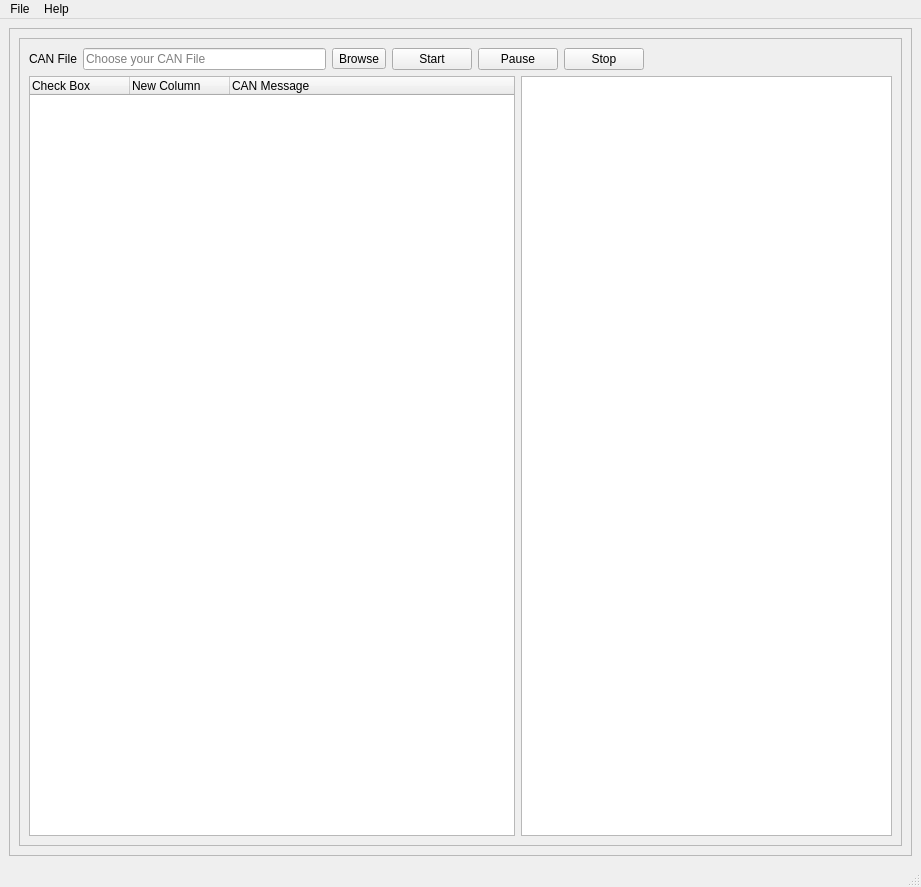
First picture: the form in UI/ABR.ui, repository pratik8400/ABR, before the edit.
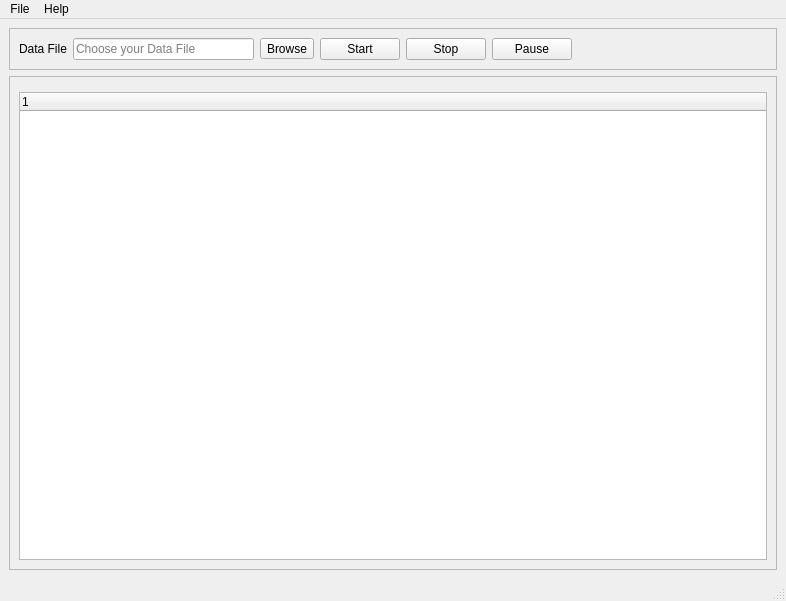
Second picture: the form after the edit. Custom widgets are drawn as their Qt base class.

Patch:
```diff
--- a/UI/ABR.ui
+++ b/UI/ABR.ui
@@ -6,26 +6,17 @@
    <rect>
     <x>0</x>
     <y>0</y>
-    <width>921</width>
-    <height>887</height>
+    <width>786</width>
+    <height>601</height>
    </rect>
   </property>
   <property name="windowTitle">
    <string>Simulation Tool - 0.112345</string>
   </property>
   <widget class="QWidget" name="centralwidget">
-   <layout class="QGridLayout" name="gridLayout">
-    <item row="0" column="0">
-     <widget class="QFrame" name="frame">
-      <property name="frameShape">
-       <enum>QFrame::StyledPanel</enum>
-      </property>
-      <property name="frameShadow">
-       <enum>QFrame::Raised</enum>
-      </property>
       <layout class="QGridLayout" name="gridLayout_3">
        <item row="0" column="0">
-        <widget class="QFrame" name="frame_2">
+     <widget class="QFrame" name="frame">
          <property name="frameShape">
           <enum>QFrame::StyledPanel</enum>
          </property>
@@ -33,17 +24,38 @@
           <enum>QFrame::Raised</enum>
          </property>
          <layout class="QGridLayout" name="gridLayout_2">
+       <item row="0" column="5">
+        <widget class="QPushButton" name="Pause_Button">
+         <property name="text">
+          <string>Pause</string>
+         </property>
+        </widget>
+       </item>
           <item row="0" column="0">
            <widget class="QLabel" name="CAN_File">
             <property name="text">
-             <string>CAN File</string>
+          <string>Data File</string>
+         </property>
+        </widget>
+       </item>
+       <item row="0" column="4">
+        <widget class="QPushButton" name="Stop_Button">
+         <property name="text">
+          <string>Stop</string>
             </property>
            </widget>
           </item>
           <item row="0" column="1">
            <widget class="QLineEdit" name="CAN_File_lineEdit">
             <property name="placeholderText">
-             <string>Choose your CAN File</string>
+          <string>Choose your Data File</string>
+         </property>
+        </widget>
+       </item>
+       <item row="0" column="3">
+        <widget class="QPushButton" name="Start_Button">
+         <property name="text">
+          <string>Start</string>
             </property>
            </widget>
           </item>
@@ -63,63 +75,54 @@
             </property>
            </widget>
           </item>
-          <item row="0" column="3">
-           <widget class="QPushButton" name="Start_Button">
-            <property name="text">
-             <string>Start</string>
-            </property>
-           </widget>
-          </item>
-          <item row="0" column="4" colspan="2">
-           <widget class="QPushButton" name="Pause_Button">
-            <property name="text">
-             <string>Pause</string>
-            </property>
-           </widget>
-          </item>
           <item row="0" column="6">
-           <widget class="QPushButton" name="Stop_Button">
-            <property name="text">
-             <string>Stop</string>
-            </property>
-           </widget>
-          </item>
-          <item row="0" column="7">
            <spacer name="horizontalSpacer">
             <property name="orientation">
              <enum>Qt::Horizontal</enum>
             </property>
             <property name="sizeHint" stdset="0">
              <size>
-              <width>40</width>
+           <width>195</width>
               <height>20</height>
              </size>
             </property>
            </spacer>
           </item>
-          <item row="1" column="0" colspan="5">
+      </layout>
+     </widget>
+    </item>
+    <item row="1" column="0">
+     <widget class="QFrame" name="frame_2">
+      <property name="frameShape">
+       <enum>QFrame::StyledPanel</enum>
+      </property>
+      <property name="frameShadow">
+       <enum>QFrame::Raised</enum>
+      </property>
+      <layout class="QGridLayout" name="gridLayout">
+       <item row="0" column="0">
+        <widget class="PlotWidget" name="graphicsView">
+         <property name="maximumSize">
+          <size>
+           <width>900</width>
+           <height>16777215</height>
+          </size>
+         </property>
+        </widget>
+       </item>
+       <item row="1" column="0">
            <widget class="QTreeWidget" name="treeWidget">
-            <column>
-             <property name="text">
-              <string>Check Box</string>
-             </property>
-            </column>
+         <property name="maximumSize">
+          <size>
+           <width>16777215</width>
+           <height>500</height>
+          </size>
+         </property>
             <column>
              <property name="text">
-              <string>New Column</string>
-             </property>
-            </column>
-            <column>
-             <property name="text">
-              <string>CAN Message</string>
-             </property>
-            </column>
-           </widget>
-          </item>
-          <item row="1" column="5" colspan="3">
-           <widget class="QTextBrowser" name="Send_Recieve"/>
-          </item>
-         </layout>
+           <string notr="true">1</string>
+          </property>
+         </column>
         </widget>
        </item>
       </layout>
@@ -132,7 +135,7 @@
     <rect>
      <x>0</x>
      <y>0</y>
-     <width>921</width>
+     <width>786</width>
      <height>21</height>
     </rect>
    </property>
@@ -180,6 +183,14 @@
    </property>
   </action>
  </widget>
+ <customwidgets>
+  <customwidget>
+   <class>PlotWidget</class>
+   <extends>QWidget</extends>
+   <header location="global">pyqtgraph</header>
+   <container>1</container>
+  </customwidget>
+ </customwidgets>
  <resources/>
  <connections/>
 </ui>
```
Left out of the diff: 4 changed lines with no effect on the pictures. Lines whose indentation alone changed are shown as unchanged.
